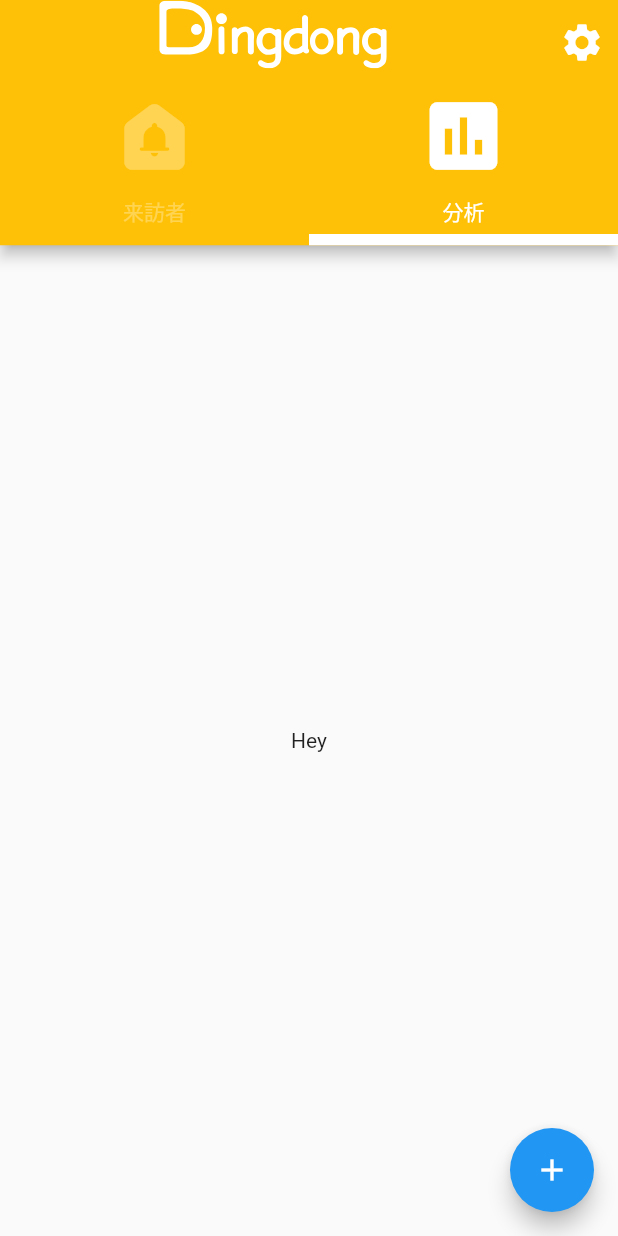
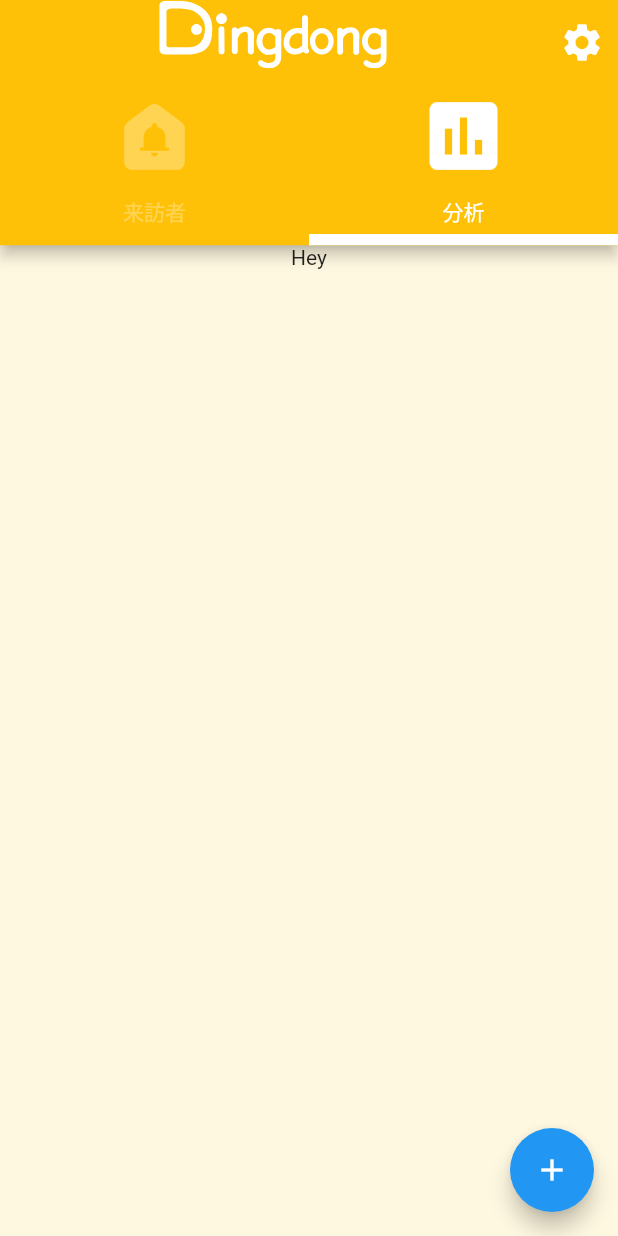
Before and after one commit to uyaman2014/DingDong_Flutter, a Flutter app: the screen it shows after launch, tab 2 chosen, on a phone screen of 412 x 824 dp. Run offline on Flutter 3.47's test engine with Material 2 defaults, Android fonts, the phone set to English and light mode, and no system bars; our stand-ins replace firebase_core, flutter_svg; missing offline and left inert: fcm_config; accounts and stored records are empty; network calls fail; project files that could hold a hidden picture were left out.

```diff
--- a/lib/main.dart
+++ b/lib/main.dart
@@ -1,30 +1,46 @@
+import 'package:fcm_config/fcm_config.dart';
 import 'package:flutter/material.dart';
 import 'package:flutter_svg/flutter_svg.dart';
 
-void main() {
-  runApp(const MyApp());
+import 'package:firebase_core/firebase_core.dart';
+
+import 'fcm_page.dart';
+
+// 日時
+import 'package:intl/intl.dart';
+import 'package:intl/date_symbol_data_local.dart';
+
+Future<void> _fcmBackgroundHandler(RemoteMessage message) async {
+  print("Handling a background message: ${message.messageId}");
+}
+
+void main() async {
+  WidgetsFlutterBinding.ensureInitialized();
+  await initializeDateFormatting('ja_JP');
+  await Firebase.initializeApp();
+  // fcm_configパッケージを初期化
+  FCMConfig.instance.init(
+    onBackgroundMessage: _fcmBackgroundHandler,
+    defaultAndroidChannel: AndroidNotificationChannel(
+      'high_importance_channel', // same as value from android setup
+      'Fcm config',
+      importance: Importance.high,
+      sound: RawResourceAndroidNotificationSound('notification'),
+    ),
+  );
+  runApp(MyApp());
 }
 
 class MyApp extends StatelessWidget {
-  const MyApp({Key? key}) : super(key: key);
-
-  // This widget is the root of your application.
   @override
   Widget build(BuildContext context) {
     return MaterialApp(
       title: 'Flutter Demo',
       theme: ThemeData(
-        // This is the theme of your application.
-        //
-        // Try running your application with "flutter run". You'll see the
-        // application has a blue toolbar. Then, without quitting the app, try
-        // changing the primarySwatch below to Colors.green and then invoke
-        // "hot reload" (press "r" in the console where you ran "flutter run",
-        // or simply save your changes to "hot reload" in a Flutter IDE).
-        // Notice that the counter didn't reset back to zero; the application
-        // is not restarted.
         primarySwatch: Colors.blue,
+        scaffoldBackgroundColor: Colors.amber[50],
       ),
+      //home: FcmPage(),
       home: const DefaultTabController(
         length: 2,
         child: MyHomePage(title: 'DingDong'),
@@ -32,6 +48,34 @@ class MyApp extends StatelessWidget {
     );
   }
 }
+//
+// class MyApp extends StatelessWidget {
+//   const MyApp({Key? key}) : super(key: key)
+//
+//   // This widget is the root of your application.
+//   @override
+//   Widget build(BuildContext context) {
+//     return MaterialApp(
+//       title: 'Flutter Demo',
+//       theme: ThemeData(
+//         // This is the theme of your application.
+//         //
+//         // Try running your application with "flutter run". You'll see the
+//         // application has a blue toolbar. Then, without quitting the app, try
+//         // changing the primarySwatch below to Colors.green and then invoke
+//         // "hot reload" (press "r" in the console where you ran "flutter run",
+//         // or simply save your changes to "hot reload" in a Flutter IDE).
+//         // Notice that the counter didn't reset back to zero; the application
+//         // is not restarted.
+//         primarySwatch: Colors.blue,
+//       ),
+//       home: const DefaultTabController(
+//         length: 2,
+//         child: MyHomePage(title: 'DingDong'),
+//       ),
+//     );
+//   }
+// }
 
 class MyHomePage extends StatefulWidget {
   const MyHomePage({Key? key, required this.title}) : super(key: key);
@@ -117,19 +161,57 @@ class _MyHomePageState extends State<MyHomePage> {
         ),
         actions: <Widget>[
           IconButton(
-            icon: Icon(Icons.settings, color: Colors.white, size: 30,),
-            onPressed: () {  },
+            icon: Icon(
+              Icons.settings,
+              color: Colors.white,
+              size: 30,
+            ),
+            onPressed: () {
+              // （1） 指定した画面に遷移する
+              Navigator.push(
+                  context,
+                  MaterialPageRoute(
+                      // （2） 実際に表示するページ(ウィジェット)を指定する
+                      builder: (context) => const FcmPage()));
+            },
           ),
         ],
-
       ),
-      body: const TabBarView(
+      body: TabBarView(
         children: <Widget>[
-          Center(
-            child: Text('Hoy'),
+          SingleChildScrollView(
+            child: Column(
+              children: <Widget>[
+                Container(
+                  height: 100,
+                  margin: EdgeInsets.fromLTRB(50, 20, 50, 20),
+                  alignment: Alignment.center,
+                  child: Text(
+                    DateFormat('yyyy年mm月dd日 \n hh：mm').format(DateTime.now()),
                   ),
-          Center(
-            child: Text('Hey'),
+                  decoration: BoxDecoration(
+                    color: Colors.lime,
+                    borderRadius: BorderRadius.circular(10),
+                    boxShadow: [
+                      BoxShadow(
+                        offset: Offset(1, 1),
+                        color: Colors.black12,
+                        blurRadius: 5,
+                      ),
+                    ],
+                  ),
+                ),
+                Image.network(
+                    'https://picsum.photos/250?image=9'), // ここに最新の画像が入ります
+              ],
+            ),
+          ),
+          SingleChildScrollView(
+            child: Column(
+              children: const <Widget>[
+                Text('Hey'),
+              ],
+            ),
           ),
         ],
       ),
--- a/pubspec.yaml
+++ b/pubspec.yaml
@@ -29,7 +29,11 @@ environment:
 dependencies:
   flutter:
     sdk: flutter
+  firebase_core: ^1.1.0
   flutter_svg: ^0.23.0+1
+
+  fcm_config: ^3.0.7
+  intl: ^0.17.0
 
 
   # The following adds the Cupertino Icons font to your application.
```
Also changed, not shown: lib/fcm_page.dart (added, +70 -0 lines), assets/icons/icon_512.png, pubspec.lock, 11 other files. Lines whose indentation alone changed are shown as unchanged.
